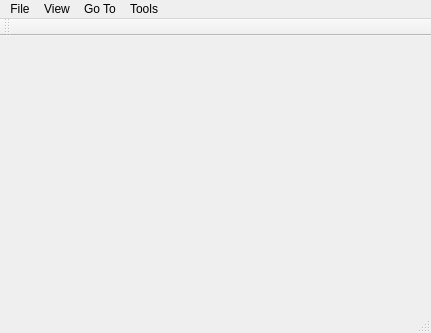
Above: PdfForQtViewer/pdfviewermainwindow.ui from JakubMelka/PDF4QT before the change. Below: the same form after it.
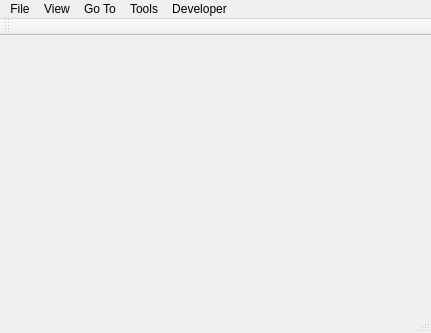
That is the form after the change.

What changed in the file:
```diff
--- a/PdfForQtViewer/pdfviewermainwindow.ui
+++ b/PdfForQtViewer/pdfviewermainwindow.ui
@@ -59,10 +59,17 @@
     </property>
     <addaction name="actionRendering_Errors"/>
    </widget>
+   <widget class="QMenu" name="menuDeveloper">
+    <property name="title">
+     <string>Developer</string>
+    </property>
+    <addaction name="actionGenerateCMAPrepository"/>
+   </widget>
    <addaction name="menuFile"/>
    <addaction name="menuView"/>
    <addaction name="menuGoTo"/>
    <addaction name="menuTools"/>
+   <addaction name="menuDeveloper"/>
   </widget>
   <widget class="QToolBar" name="mainToolBar">
    <attribute name="toolBarArea">
```
Left out of the diff: 5 changed lines with no effect on the pictures.
